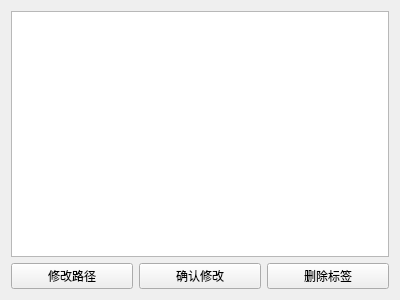
Before: the Qt Designer form TagSchedule/ui/TagDetail.ui in 3548848289/UniFileHub, drawn with Qt 5.
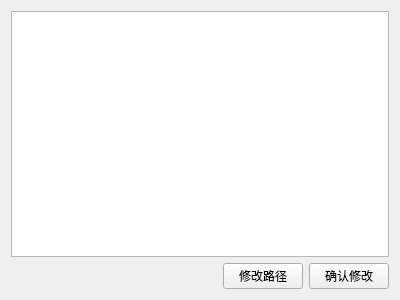
After: the same form once the commit is applied. Icons and pictures are not drawn.

Commit message: 修改备忘标签UI，使其更人性化

Patch:
```diff
--- a/TagSchedule/ui/TagDetail.ui
+++ b/TagSchedule/ui/TagDetail.ui
@@ -17,29 +17,39 @@
    <iconset theme="QIcon::ThemeIcon::MailMessageNew"/>
   </property>
   <layout class="QGridLayout" name="gridLayout">
-   <item row="0" column="0" colspan="3">
+   <item row="0" column="0">
     <widget class="QTableWidget" name="tableWidget"/>
    </item>
    <item row="1" column="0">
+    <layout class="QHBoxLayout" name="horizontalLayout">
+     <item>
+      <spacer name="horizontalSpacer">
+       <property name="orientation">
+        <enum>Qt::Horizontal</enum>
+       </property>
+       <property name="sizeHint" stdset="0">
+        <size>
+         <width>40</width>
+         <height>20</height>
+        </size>
+       </property>
+      </spacer>
+     </item>
+     <item>
     <widget class="QPushButton" name="choosePathBtn">
      <property name="text">
       <string>修改路径</string>
      </property>
     </widget>
    </item>
-   <item row="1" column="1">
+     <item>
     <widget class="QPushButton" name="YesBtn">
      <property name="text">
       <string>确认修改</string>
      </property>
     </widget>
    </item>
-   <item row="1" column="2">
-    <widget class="QPushButton" name="deleteBtn">
-     <property name="text">
-      <string>删除标签</string>
-     </property>
-    </widget>
+    </layout>
    </item>
   </layout>
  </widget>
```
Lines whose indentation alone changed are shown as unchanged. The commit also changes 56 other files.
